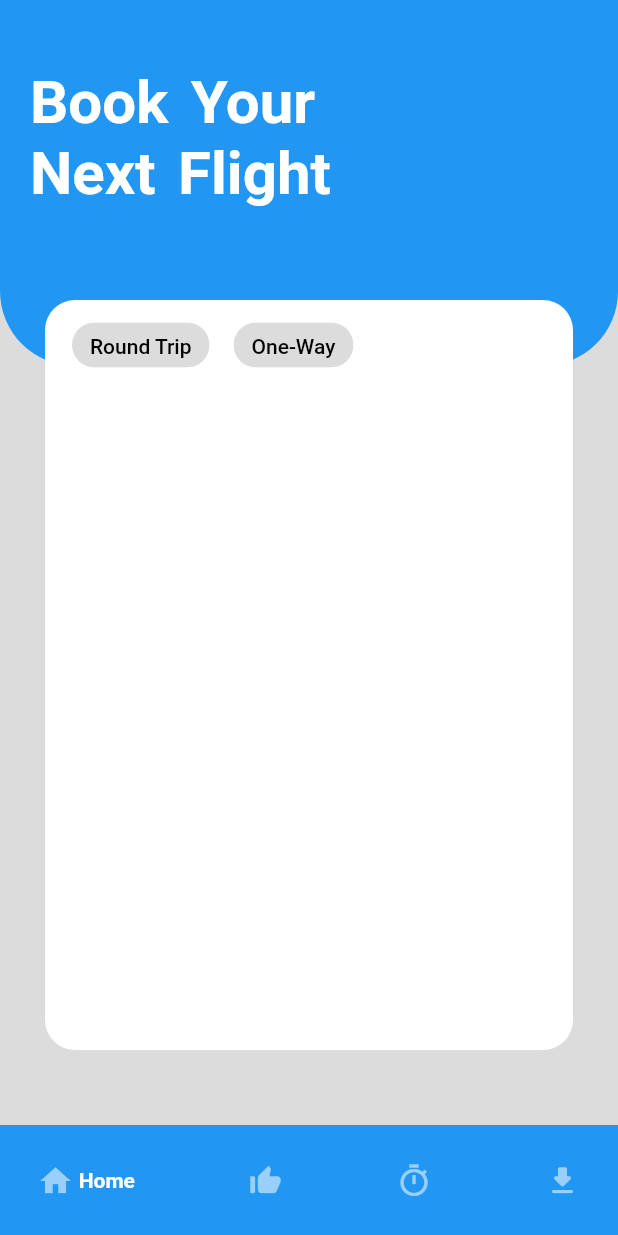
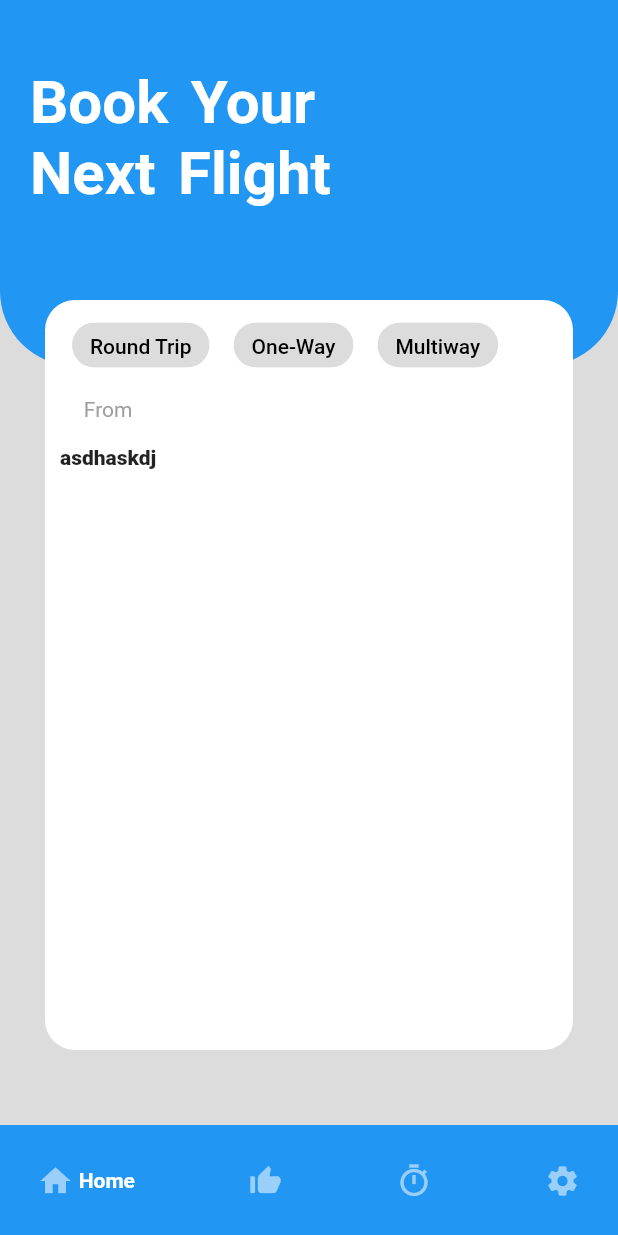
Before and after one commit to BaricuatroAngelo/ipt_airline, a Flutter app: the screen it shows after launch, after a tap on "Login", on a phone screen of 412 x 824 dp. Run offline on Flutter 3.47's test engine with Material 2 defaults, Android fonts, the phone set to English and light mode, and no system bars; drawn by our look-alikes of google_nav_bar.

Commit message:
small code changes

```diff
--- a/airline_reservation_app/lib/NavBars/HomePageNavBar.dart
+++ b/airline_reservation_app/lib/NavBars/HomePageNavBar.dart
@@ -36,7 +36,7 @@ class _BlankPageState extends State<BlankPage> {
         // rippleColor: Colors.blueAccent,
         tabBackgroundGradient: LinearGradient(colors: [
           Colors.blue,
-          Colors.green,
+          Colors.lightBlueAccent,
         ], stops: [
           0.5,
           1.1
@@ -64,7 +64,7 @@ class _BlankPageState extends State<BlankPage> {
             iconActiveColor: Colors.white54,
           ),
           GButton(
-            icon: Icons.download_rounded,
+            icon: Icons.settings,
             text: ' Downloads',
             textColor: Colors.white,
             iconColor: Colors.white54,
--- a/airline_reservation_app/lib/homepage.dart
+++ b/airline_reservation_app/lib/homepage.dart
@@ -10,7 +10,7 @@ class HomePage extends StatefulWidget {
   State<HomePage> createState() => _HomePageState();
 }
 
-class _HomePageState extends State<HomePage>{
+class _HomePageState extends State<HomePage> {
   int currentIndex = 1;
 
   @override
@@ -48,12 +48,11 @@ class _HomePageState extends State<HomePage>{
                 ),
               ),
               Padding(
-                padding: EdgeInsets.only(top: 200,right: 30,left: 30),
+                padding: const EdgeInsets.only(top: 200, right: 30, left: 30),
                 child: Container(
-                  alignment: Alignment.topCenter,
                   height: 500,
                   child: Container(
-                    padding: EdgeInsets.only(top: 15, left: 10),
+                    padding: const EdgeInsets.only(top: 15, left: 10),
                     decoration: BoxDecoration(
                       color: Colors.white,
                       borderRadius: BorderRadius.circular(20),
@@ -67,10 +66,33 @@ class _HomePageState extends State<HomePage>{
                             children: const [
                               TripType(title: 'Round Trip'),
                               TripType(title: 'One-Way'),
+                              TripType(title: 'Multiway'),
                             ],
                           ),
                         ),
-                        Container(),
+                        const SizedBox(
+                          height: 20,
+                        ),
+                        Row(
+                          mainAxisAlignment: MainAxisAlignment.start,
+                          children: [
+                            Column(
+                              children: const [
+                                Text(
+                                  'From\n',
+                                  style: TextStyle(color: Colors.grey),
+                                ),
+                                Text(
+                                  'asdhaskdj',
+                                  style: TextStyle(
+                                    fontWeight: FontWeight.w900,
+
+                                  ),
+                                ),
+                              ],
+                            ),
+                          ],
+                        ),
                       ],
                     ),
                   ),
--- a/airline_reservation_app/lib/loginpage.dart
+++ b/airline_reservation_app/lib/loginpage.dart
@@ -13,13 +13,22 @@ class _LoginScreenState extends State<LoginScreen> {
   @override
   Widget build(BuildContext context) {
     return Scaffold(
+      backgroundColor: Colors.black12,
       body: Column(
         mainAxisAlignment: MainAxisAlignment.center,
         children: [
           const Text(
-            "Login Page",
+            "Airline Reservation",
             style: TextStyle(
-              fontSize: 50,
+              fontSize: 45,
+              fontWeight: FontWeight.w900,
+              color: Colors.teal,
+            ),
+          ),
+          const Text(
+            "System",
+            style: TextStyle(
+              fontSize: 45,
               fontWeight: FontWeight.w900,
               color: Colors.teal,
             ),
```
